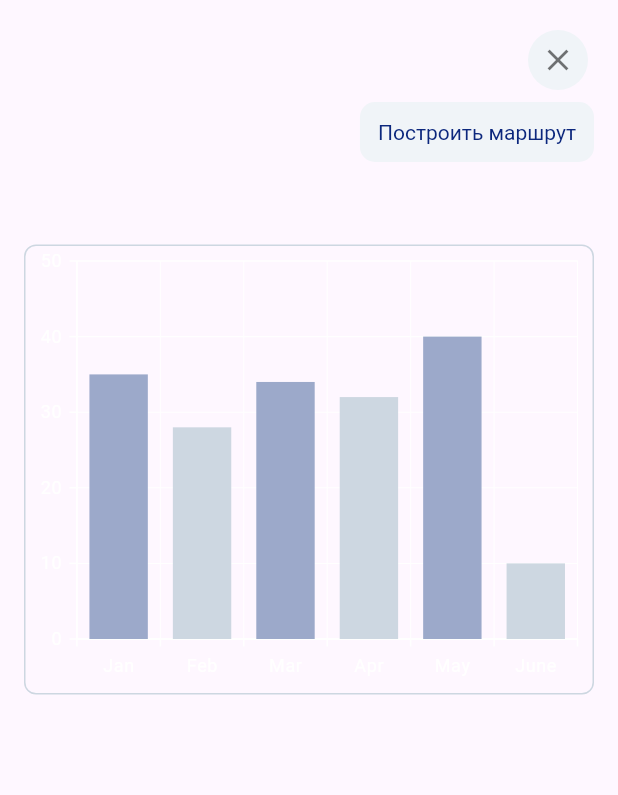
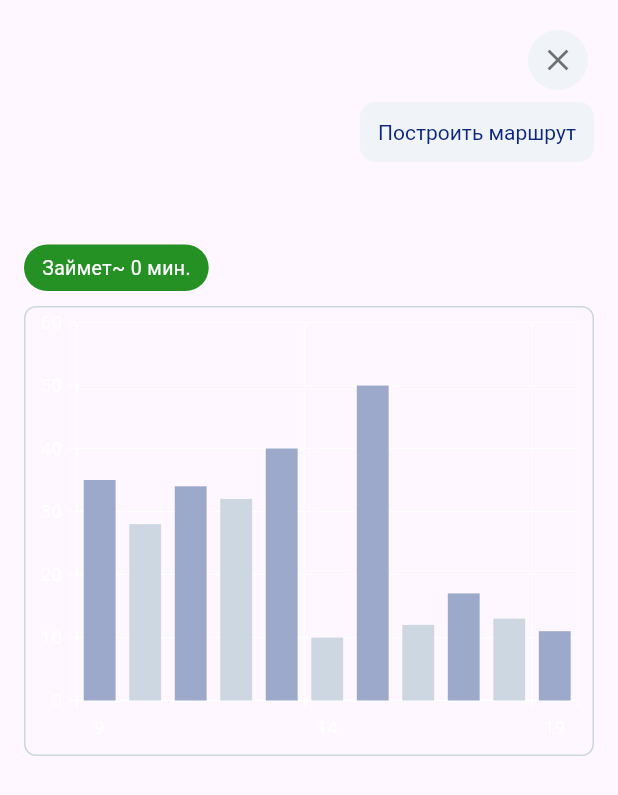
Before and after one commit to bndroll/more-nearby, a Flutter app: the DepartmentInfoPage widget shown alone on an empty page, opened directly with empty values, on a phone screen of 412 x 824 dp. Shown: the top 795 px of the screen. Run offline on Flutter 3.47's test engine with Material 2 defaults, Android fonts, the light colour scheme and no system bars; our stand-ins replace beamer, flutter_local_notifications, flutter_mobx, fpdart, get_it, location and 2 more; missing offline and left inert: bottom_sheet, yandex_mapkit; generated files the repository leaves out were written again; network calls fail.

Commit message:
fix stuff

```diff
--- a/mobile/lib/features/banks/presentation/pages/department_info_page.dart
+++ b/mobile/lib/features/banks/presentation/pages/department_info_page.dart
@@ -1,7 +1,10 @@
+import 'dart:math';
+
 import 'package:beamer/beamer.dart';
 import 'package:flutter/material.dart';
 import 'package:syncfusion_flutter_charts/charts.dart';
 import 'package:vtb_map/core/di/locator.dart';
+import 'package:vtb_map/features/banks/presentation/widgets/department_card.dart';
 import 'package:vtb_map/features/map/domain/use_cases/get_current_user_location_use_case.dart';
 
 import '../../../../core/routing/routes_path.dart';
@@ -13,6 +16,7 @@ class DepartmentInfoPage extends StatefulWidget {
 
   final Department department;
 
+
   @override
   State<DepartmentInfoPage> createState() => _DepartmentInfoPageState();
 }
@@ -20,13 +24,30 @@ class DepartmentInfoPage extends StatefulWidget {
 class _DepartmentInfoPageState extends State<DepartmentInfoPage> {
    final _tooltipBehavior = TooltipBehavior(enable: true);
    final List<_SalesData> data = [
-     _SalesData('Jan', 35),
-     _SalesData('Feb', 28),
-     _SalesData('Mar', 34),
-     _SalesData('Apr', 32),
-     _SalesData('May', 40),
-     _SalesData('June', 10)
+     _SalesData('9', 35),
+     _SalesData('10', 28),
+     _SalesData('11', 34),
+     _SalesData('12', 32),
+     _SalesData('13', 40),
+     _SalesData('14', 10),
+     _SalesData('15', 50),
+     _SalesData('16', 12),
+     _SalesData('17', 17),
+     _SalesData('18', 13),
+     _SalesData('19', 11)
    ];
+
+   DepartmentWorkload getByTarget(num time) {
+     if(time <= 20) return DepartmentWorkload.good;
+     if(time <= 70) return DepartmentWorkload.warning;
+     return DepartmentWorkload.danger;
+   }
+
+   int getMinutesByDepartament(DepartmentWorkload departmentWorkload) => switch(departmentWorkload) {
+    DepartmentWorkload.danger => Random().nextInt(180) + 70,
+    DepartmentWorkload.warning => Random().nextInt(50) + 21,
+    DepartmentWorkload.good => Random().nextInt(20)
+   };
 
   _buildOnTapCreateDrivingRoute(BuildContext context) =>  () async {
     final pEnd = widget.department.point;
@@ -107,6 +128,16 @@ class _DepartmentInfoPageState extends State<DepartmentInfoPage> {
             const SizedBox(height: 10),
             Text(widget.department.info),
             const SizedBox(height: 10),
+            Align(
+              alignment: Alignment.centerLeft,
+              child: TimestampCard(
+                  departmentWorkload: getByTarget(widget.department.target),
+                  time: '${getMinutesByDepartament(getByTarget(widget.department.target))}',
+                  category: 'Займет',
+                  isGroup: true,
+              ),
+            ),
+            const SizedBox(height: 10),
             Container(
               decoration: ShapeDecoration(
                 shape: RoundedRectangleBorder(
--- a/mobile/lib/features/ticket/presentation/pages/choose_queue_duration_step.dart
+++ b/mobile/lib/features/ticket/presentation/pages/choose_queue_duration_step.dart
@@ -31,7 +31,9 @@ class _ChooseQueueDurationStepState extends State<ChooseQueueDurationStep> {
         request: 'sasd',
         status: 'Pending',
         userId: const String.fromEnvironment('USER_ID'),
-        tagId: _createDepartmentStore.selectedTagsIds[0], visitDate: DateTime.now(), departmentQueueId: ''))
+        tagId: _createDepartmentStore.selectedTagsIds[0],
+       visitDate: DateTime.now(),
+       departmentQueueId: '4978454c-2ba5-4d6e-aa67-80cbee882140'))
    ).match(
            (l) => debugPrint(l.message),
            (r) => _createDepartmentStore.setStepIndex(_createDepartmentStore.currStepIndex +1 )
--- a/mobile/lib/features/ticket/presentation/view_models/create_ticket_view_model.dart
+++ b/mobile/lib/features/ticket/presentation/view_models/create_ticket_view_model.dart
@@ -86,12 +86,11 @@ abstract class CreateTicketViewModelBase with Store{
     else {
       _setState(_state.copyWith(selectedTagIds: [tagId, ...selectedTagsIds]));
     }
+    _createTicketStore.updateStepper(selectedTagIds: _state.selectedTagIds);
 
   }
 
   goChooseDepartment() async {
-    _createTicketStore.updateStepper(selectedTagIds: _state.selectedTagIds);
-    debugPrint(_state.selectedTagIds.toString());
     _setState(_state.copyWith(createTicketStatus: RequestStatus.loading));
     final res = await _loadRequiredDepartmentsUseCase.execute(_state.selectedTagIds);
     _setState(_state.copyWith(createTicketStatus: RequestStatus.successful));
```
Also changed, not shown: mobile/lib/core/notifications/notifications.dart (+30 -3 lines), mobile/lib/features/map/presentation/pages/route_page.dart (+9 -0 lines), mobile/lib/features/ticket/presentation/pages/ticket_view_step.dart (+5 -3 lines).
